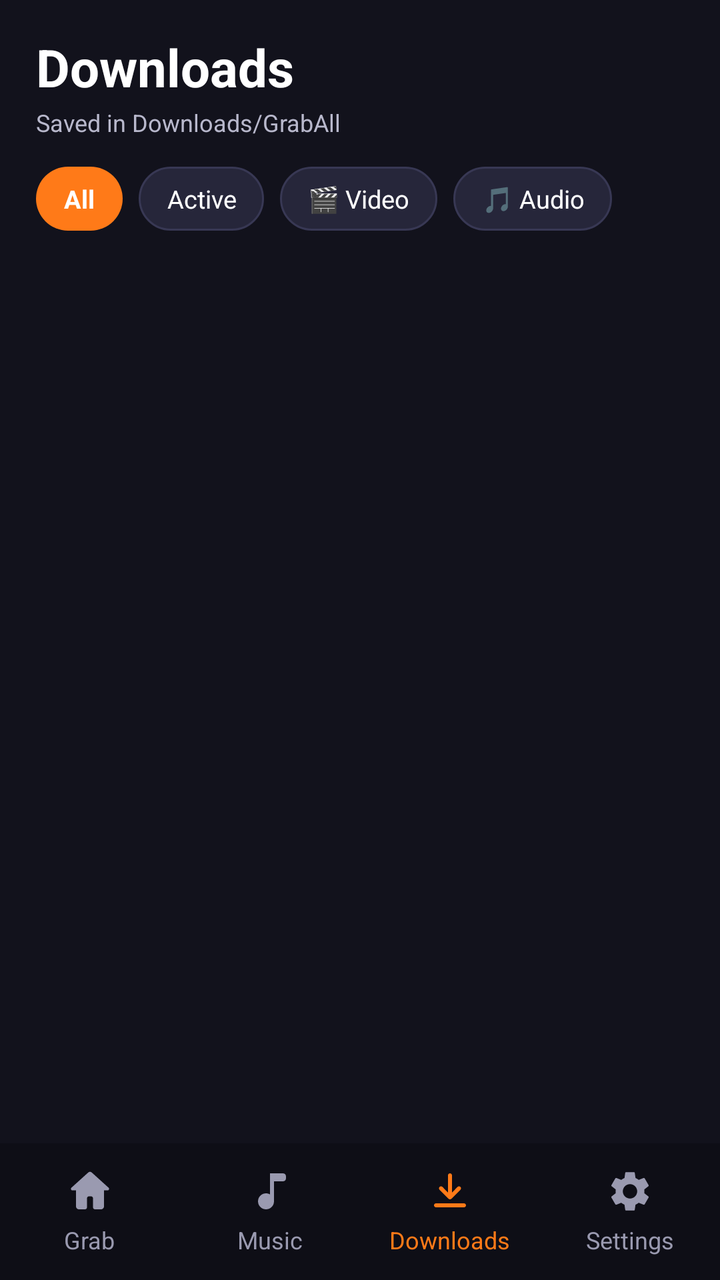
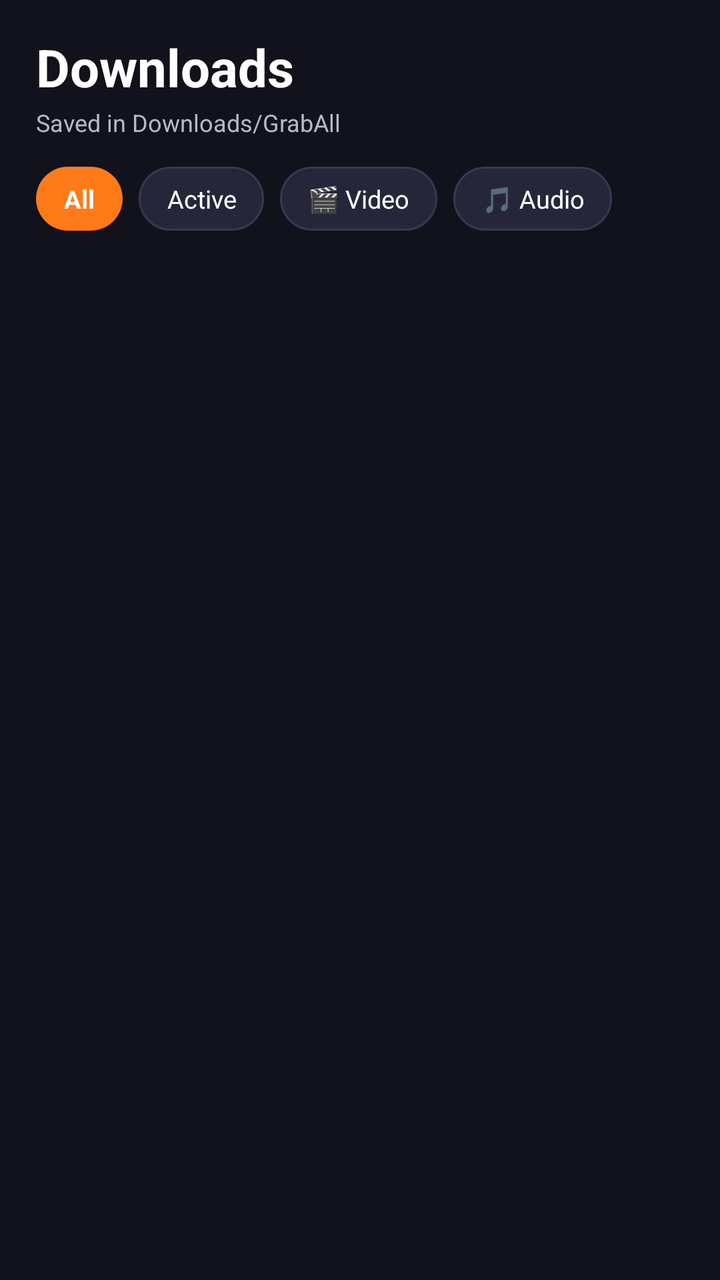

An Android layout rendered at two revisions. The XML below is the earlier revision; the diff shows what the commit changed to produce the second picture.
<!-- AndroidManifest.xml: application theme Theme.GrabAll -->
<!-- res/layout/activity_downloads.xml -->
<?xml version="1.0" encoding="utf-8"?>
<androidx.constraintlayout.widget.ConstraintLayout xmlns:android="http://schemas.android.com/apk/res/android"
    xmlns:app="http://schemas.android.com/apk/res-auto"
    android:layout_width="match_parent"
    android:layout_height="match_parent"
    android:background="@color/graball_bg">

    <LinearLayout
        android:id="@+id/bottomNav"
        android:layout_width="0dp"
        android:layout_height="wrap_content"
        android:background="@color/graball_nav"
        android:orientation="horizontal"
        android:paddingTop="12dp"
        android:paddingBottom="12dp"
        app:layout_constraintBottom_toBottomOf="parent"
        app:layout_constraintStart_toStartOf="parent"
        app:layout_constraintEnd_toEndOf="parent">

        <LinearLayout
            android:id="@+id/navGrab"
            android:layout_width="0dp"
            android:layout_height="wrap_content"
            android:layout_weight="1"
            android:gravity="center"
            android:orientation="vertical">

            <ImageView
                android:layout_width="24dp"
                android:layout_height="24dp"
                android:src="@drawable/ic_nav_grab"
                android:tint="@color/graball_tab_text" />

            <TextView
                android:layout_width="wrap_content"
                android:layout_height="wrap_content"
                android:layout_marginTop="4dp"
                android:text="@string/nav_grab"
                android:textColor="@color/graball_tab_text"
                android:textSize="12sp" />
        </LinearLayout>

        <LinearLayout
            android:id="@+id/navPlayer"
            android:layout_width="0dp"
            android:layout_height="wrap_content"
            android:layout_weight="1"
            android:gravity="center"
            android:orientation="vertical">

            <ImageView
                android:layout_width="24dp"
                android:layout_height="24dp"
                android:src="@drawable/ic_nav_player"
                android:tint="@color/graball_tab_text" />

            <TextView
                android:layout_width="wrap_content"
                android:layout_height="wrap_content"
                android:layout_marginTop="4dp"
                android:text="@string/nav_player"
                android:textColor="@color/graball_tab_text"
                android:textSize="12sp" />
        </LinearLayout>

        <LinearLayout
            android:id="@+id/navDownloads"
            android:layout_width="0dp"
            android:layout_height="wrap_content"
            android:layout_weight="1"
            android:gravity="center"
            android:orientation="vertical">

            <ImageView
                android:layout_width="24dp"
                android:layout_height="24dp"
                android:src="@drawable/ic_nav_downloads"
                android:tint="@color/graball_orange" />

            <TextView
                android:layout_width="wrap_content"
                android:layout_height="wrap_content"
                android:layout_marginTop="4dp"
                android:text="@string/nav_downloads"
                android:textColor="@color/graball_orange"
                android:textSize="12sp" />
        </LinearLayout>

        <LinearLayout
            android:id="@+id/navSettings"
            android:layout_width="0dp"
            android:layout_height="wrap_content"
            android:layout_weight="1"
            android:gravity="center"
            android:orientation="vertical">

            <ImageView
                android:layout_width="24dp"
                android:layout_height="24dp"
                android:src="@drawable/ic_nav_settings"
                android:tint="@color/graball_tab_text" />

            <TextView
                android:layout_width="wrap_content"
                android:layout_height="wrap_content"
                android:layout_marginTop="4dp"
                android:text="@string/nav_settings"
                android:textColor="@color/graball_tab_text"
                android:textSize="12sp" />
        </LinearLayout>
    </LinearLayout>

    <ScrollView
        android:id="@+id/contentScroll"
        android:layout_width="0dp"
        android:layout_height="0dp"
        app:layout_constraintTop_toTopOf="parent"
        app:layout_constraintBottom_toTopOf="@id/bottomNav"
        app:layout_constraintStart_toStartOf="parent"
        app:layout_constraintEnd_toEndOf="parent">

        <LinearLayout
            android:layout_width="match_parent"
            android:layout_height="wrap_content"
            android:orientation="vertical"
            android:paddingStart="18dp"
            android:paddingEnd="18dp"
            android:paddingTop="16dp"
            android:paddingBottom="18dp">

            
            <LinearLayout
                android:layout_width="match_parent"
                android:layout_height="wrap_content"
                android:gravity="center_vertical"
                android:orientation="horizontal">

                <LinearLayout
                    android:layout_width="0dp"
                    android:layout_height="wrap_content"
                    android:layout_weight="1"
                    android:orientation="vertical">

                    <TextView
                        android:layout_width="wrap_content"
                        android:layout_height="wrap_content"
                        android:text="@string/nav_downloads"
                        android:textColor="@color/graball_text"
                        android:textSize="26sp"
                        android:textStyle="bold" />

                    <TextView
                        android:id="@+id/downloadsCountSub"
                        android:layout_width="wrap_content"
                        android:layout_height="wrap_content"
                        android:layout_marginTop="2dp"
                        android:text="Saved in Downloads/GrabAll"
                        android:textColor="@color/graball_subtext"
                        android:textSize="12sp" />
                </LinearLayout>

                <TextView
                    android:id="@+id/btnClearCompleted"
                    android:layout_width="wrap_content"
                    android:layout_height="32dp"
                    android:background="@drawable/yt_chip_bg"
                    android:gravity="center"
                    android:paddingStart="12dp"
                    android:paddingEnd="12dp"
                    android:text="Clear Done"
                    android:textColor="@color/graball_text"
                    android:textSize="12sp"
                    android:textStyle="bold"
                    android:visibility="gone" />
            </LinearLayout>

            
            <HorizontalScrollView
                android:id="@+id/downloadsFilterScroll"
                android:layout_width="match_parent"
                android:layout_height="wrap_content"
                android:layout_marginTop="14dp"
                android:overScrollMode="never"
                android:scrollbars="none">

                <LinearLayout
                    android:layout_width="wrap_content"
                    android:layout_height="wrap_content"
                    android:orientation="horizontal">

                    <TextView
                        android:id="@+id/filterAll"
                        android:layout_width="wrap_content"
                        android:layout_height="32dp"
                        android:layout_marginEnd="8dp"
                        android:background="@drawable/yt_chip_selected"
                        android:gravity="center"
                        android:paddingStart="14dp"
                        android:paddingEnd="14dp"
                        android:text="All"
                        android:textColor="#FFFFFF"
                        android:textSize="12.5sp"
                        android:textStyle="bold" />

                    <TextView
                        android:id="@+id/filterActive"
                        android:layout_width="wrap_content"
                        android:layout_height="32dp"
                        android:layout_marginEnd="8dp"
                        android:background="@drawable/yt_chip_bg"
                        android:gravity="center"
                        android:paddingStart="14dp"
                        android:paddingEnd="14dp"
                        android:text="Active"
                        android:textColor="@color/graball_text"
                        android:textSize="12.5sp" />

                    <TextView
                        android:id="@+id/filterVideo"
                        android:layout_width="wrap_content"
                        android:layout_height="32dp"
                        android:layout_marginEnd="8dp"
                        android:background="@drawable/yt_chip_bg"
                        android:gravity="center"
                        android:paddingStart="14dp"
                        android:paddingEnd="14dp"
                        android:text="🎬 Video"
                        android:textColor="@color/graball_text"
                        android:textSize="12.5sp" />

                    <TextView
                        android:id="@+id/filterAudio"
                        android:layout_width="wrap_content"
                        android:layout_height="32dp"
                        android:background="@drawable/yt_chip_bg"
                        android:gravity="center"
                        android:paddingStart="14dp"
                        android:paddingEnd="14dp"
                        android:text="🎵 Audio"
                        android:textColor="@color/graball_text"
                        android:textSize="12.5sp" />
                </LinearLayout>
            </HorizontalScrollView>

            
            <LinearLayout
                android:id="@+id/downloadsEmptyBox"
                android:layout_width="match_parent"
                android:layout_height="wrap_content"
                android:layout_marginTop="28dp"
                android:background="@drawable/card_bg"
                android:gravity="center"
                android:orientation="vertical"
                android:padding="28dp"
                android:visibility="gone">

                <ImageView
                    android:layout_width="42dp"
                    android:layout_height="42dp"
                    android:alpha="0.7"
                    android:src="@drawable/ic_nav_downloads"
                    android:tint="@color/graball_orange" />

                <TextView
                    android:id="@+id/downloadsEmptyTitle"
                    android:layout_width="wrap_content"
                    android:layout_height="wrap_content"
                    android:layout_marginTop="12dp"
                    android:text="No downloads yet"
                    android:textColor="@color/graball_text"
                    android:textSize="16sp"
                    android:textStyle="bold" />

                <TextView
                    android:id="@+id/downloadsEmptySub"
                    android:layout_width="wrap_content"
                    android:layout_height="wrap_content"
                    android:layout_marginTop="6dp"
                    android:gravity="center"
                    android:text="Paste any video link on Grab or tap Download on a YouTube video to save it here."
                    android:textColor="@color/graball_subtext"
                    android:textSize="12.5sp" />
            </LinearLayout>

            <LinearLayout
                android:id="@+id/queueContainer"
                android:layout_width="match_parent"
                android:layout_height="wrap_content"
                android:layout_marginTop="14dp"
                android:orientation="vertical" />
        </LinearLayout>
    </ScrollView>

</androidx.constraintlayout.widget.ConstraintLayout>
<!-- resources referenced by this layout -->
<resources>
  <color name="graball_bg">#12121C</color>
  <color name="graball_nav">#0E0E16</color>
  <color name="graball_orange">#FF7A18</color>
  <color name="graball_subtext">#B8B8CC</color>
  <color name="graball_tab_text">#9A9AB0</color>
  <color name="graball_text">#FFFFFF</color>
  <!-- drawable card_bg (drawable) -->
  <shape xmlns:android="http://schemas.android.com/apk/res/android"
      android:shape="rectangle">
      <solid android:color="@color/graball_card" />
      <corners android:radius="20dp" />
  </shape>
  <!-- drawable ic_nav_grab (drawable) -->
  <vector xmlns:android="http://schemas.android.com/apk/res/android"
      android:width="24dp"
      android:height="24dp"
      android:viewportWidth="24"
      android:viewportHeight="24">
      <path
          android:fillColor="#FFFFFF"
          android:pathData="M11.1,2.6C11.6,2.1 12.4,2.1 12.9,2.6L21.3,10.2C21.8,10.7 21.5,11.5 20.8,11.5H19V19.5C19,20.3 18.3,21 17.5,21H14.5C14,21 13.5,20.6 13.5,20V15.5C13.5,14.9 13.1,14.5 12.5,14.5H11.5C10.9,14.5 10.5,14.9 10.5,15.5V20C10.5,20.6 10,21 9.5,21H6.5C5.7,21 5,20.3 5,19.5V11.5H3.2C2.5,11.5 2.2,10.7 2.7,10.2L11.1,2.6Z" />
  </vector>
  <!-- drawable ic_nav_player (drawable) -->
  <vector xmlns:android="http://schemas.android.com/apk/res/android"
      android:width="24dp"
      android:height="24dp"
      android:viewportWidth="24"
      android:viewportHeight="24">
      <path
          android:fillColor="#FFFFFF"
          android:pathData="M12,3V13.55C11.41,13.21 10.73,13 10,13C7.79,13 6,14.79 6,17C6,19.21 7.79,21 10,21C12.21,21 14,19.21 14,17V7H18.5C19.33,7 20,6.33 20,5.5V4.5C20,3.67 19.33,3 18.5,3H12Z" />
  </vector>
  <!-- drawable ic_nav_settings (drawable) -->
  <vector xmlns:android="http://schemas.android.com/apk/res/android"
      android:width="24dp"
      android:height="24dp"
      android:viewportWidth="24"
      android:viewportHeight="24">
      <path
          android:fillColor="#FFFFFF"
          android:pathData="M19.14,12.94C19.18,12.64 19.2,12.33 19.2,12C19.2,11.68 19.18,11.36 19.13,11.06L21.16,9.48C21.34,9.34 21.39,9.07 21.28,8.87L19.36,5.55C19.24,5.33 18.99,5.26 18.77,5.33L16.38,6.29C15.88,5.91 15.35,5.59 14.76,5.35L14.4,2.81C14.36,2.57 14.16,2.4 13.92,2.4H10.08C9.84,2.4 9.65,2.57 9.61,2.81L9.25,5.35C8.66,5.59 8.12,5.92 7.63,6.29L5.24,5.33C5.02,5.25 4.77,5.33 4.65,5.55L2.74,8.87C2.62,9.08 2.66,9.34 2.86,9.48L4.89,11.06C4.84,11.36 4.8,11.69 4.8,12C4.8,12.31 4.82,12.64 4.87,12.94L2.84,14.52C2.66,14.66 2.61,14.93 2.72,15.13L4.64,18.45C4.76,18.67 5.01,18.74 5.23,18.67L7.62,17.71C8.12,18.09 8.65,18.41 9.24,18.65L9.6,21.19C9.65,21.43 9.84,21.6 10.08,21.6H13.92C14.16,21.6 14.36,21.43 14.39,21.19L14.75,18.65C15.34,18.41 15.88,18.09 16.37,17.71L18.76,18.67C18.98,18.75 19.23,18.67 19.35,18.45L21.27,15.13C21.39,14.91 21.34,14.66 21.15,14.52L19.14,12.94ZM12,15.6C10.02,15.6 8.4,13.98 8.4,12C8.4,10.02 10.02,8.4 12,8.4C13.98,8.4 15.6,10.02 15.6,12C15.6,13.98 13.98,15.6 12,15.6Z" />
  </vector>
  <!-- drawable yt_chip_bg (drawable) -->
  <?xml version="1.0" encoding="utf-8"?>
  <shape xmlns:android="http://schemas.android.com/apk/res/android">
      <solid android:color="#26263A" />
      <stroke android:width="1dp" android:color="#383854" />
      <corners android:radius="18dp" />
  </shape>
  <!-- drawable yt_chip_selected (drawable) -->
  <?xml version="1.0" encoding="utf-8"?>
  <shape xmlns:android="http://schemas.android.com/apk/res/android">
      <solid android:color="@color/graball_orange" />
      <corners android:radius="18dp" />
  </shape>
  <string name="nav_downloads">Downloads</string>
  <string name="nav_grab">Grab</string>
  <string name="nav_player">Music</string>
  <string name="nav_settings">Settings</string>
  <style name="Theme.GrabAll" parent="Theme.AppCompat.DayNight.NoActionBar">
          <item name="android:statusBarColor">@color/graball_nav</item>
          <item name="android:navigationBarColor">@color/graball_nav</item>
          <item name="colorAccent">@color/graball_orange</item>
      </style>
  <color name="graball_card">#1E1E2E</color>
  <!-- unchanged entries left out for length: 1 -->
</resources>

<!-- the commit's change to res/layout/activity_downloads.xml (unified diff, before → after) -->
@@ -5,117 +5,12 @@
     android:layout_height="match_parent"
     android:background="@color/graball_bg">
 
-    <LinearLayout
-        android:id="@+id/bottomNav"
-        android:layout_width="0dp"
-        android:layout_height="wrap_content"
-        android:background="@color/graball_nav"
-        android:orientation="horizontal"
-        android:paddingTop="12dp"
-        android:paddingBottom="12dp"
-        app:layout_constraintBottom_toBottomOf="parent"
-        app:layout_constraintStart_toStartOf="parent"
-        app:layout_constraintEnd_toEndOf="parent">
-
-        <LinearLayout
-            android:id="@+id/navGrab"
-            android:layout_width="0dp"
-            android:layout_height="wrap_content"
-            android:layout_weight="1"
-            android:gravity="center"
-            android:orientation="vertical">
-
-            <ImageView
-                android:layout_width="24dp"
-                android:layout_height="24dp"
-                android:src="@drawable/ic_nav_grab"
-                android:tint="@color/graball_tab_text" />
-
-            <TextView
-                android:layout_width="wrap_content"
-                android:layout_height="wrap_content"
-                android:layout_marginTop="4dp"
-                android:text="@string/nav_grab"
-                android:textColor="@color/graball_tab_text"
-                android:textSize="12sp" />
-        </LinearLayout>
-
-        <LinearLayout
-            android:id="@+id/navPlayer"
-            android:layout_width="0dp"
-            android:layout_height="wrap_content"
-            android:layout_weight="1"
-            android:gravity="center"
-            android:orientation="vertical">
-
-            <ImageView
-                android:layout_width="24dp"
-                android:layout_height="24dp"
-                android:src="@drawable/ic_nav_player"
-                android:tint="@color/graball_tab_text" />
-
-            <TextView
-                android:layout_width="wrap_content"
-                android:layout_height="wrap_content"
-                android:layout_marginTop="4dp"
-                android:text="@string/nav_player"
-                android:textColor="@color/graball_tab_text"
-                android:textSize="12sp" />
-        </LinearLayout>
-
-        <LinearLayout
-            android:id="@+id/navDownloads"
-            android:layout_width="0dp"
-            android:layout_height="wrap_content"
-            android:layout_weight="1"
-            android:gravity="center"
-            android:orientation="vertical">
-
-            <ImageView
-                android:layout_width="24dp"
-                android:layout_height="24dp"
-                android:src="@drawable/ic_nav_downloads"
-                android:tint="@color/graball_orange" />
-
-            <TextView
-                android:layout_width="wrap_content"
-                android:layout_height="wrap_content"
-                android:layout_marginTop="4dp"
-                android:text="@string/nav_downloads"
-                android:textColor="@color/graball_orange"
-                android:textSize="12sp" />
-        </LinearLayout>
-
-        <LinearLayout
-            android:id="@+id/navSettings"
-            android:layout_width="0dp"
-            android:layout_height="wrap_content"
-            android:layout_weight="1"
-            android:gravity="center"
-            android:orientation="vertical">
-
-            <ImageView
-                android:layout_width="24dp"
-                android:layout_height="24dp"
-                android:src="@drawable/ic_nav_settings"
-                android:tint="@color/graball_tab_text" />
-
-            <TextView
-                android:layout_width="wrap_content"
-                android:layout_height="wrap_content"
-                android:layout_marginTop="4dp"
-                android:text="@string/nav_settings"
-                android:textColor="@color/graball_tab_text"
-                android:textSize="12sp" />
-        </LinearLayout>
-    </LinearLayout>
-
     <ScrollView
         android:id="@+id/contentScroll"
         android:layout_width="0dp"
         android:layout_height="0dp"
         app:layout_constraintTop_toTopOf="parent"
-        app:layout_constraintBottom_toTopOf="@id/bottomNav"
+        app:layout_constraintBottom_toBottomOf="parent"
         app:layout_constraintStart_toStartOf="parent"
         app:layout_constraintEnd_toEndOf="parent">
 
<!-- resource entries referenced after the edit -->
@@ -4,7 +4,6 @@
   <color name="graball_nav">#0E0E16</color>
   <color name="graball_orange">#FF7A18</color>
   <color name="graball_subtext">#B8B8CC</color>
-  <color name="graball_tab_text">#9A9AB0</color>
   <color name="graball_text">#FFFFFF</color>
   <!-- drawable card_bg (drawable) -->
   <shape xmlns:android="http://schemas.android.com/apk/res/android"
@@ -12,36 +11,6 @@
       <solid android:color="@color/graball_card" />
       <corners android:radius="20dp" />
   </shape>
-  <!-- drawable ic_nav_grab (drawable) -->
-  <vector xmlns:android="http://schemas.android.com/apk/res/android"
-      android:width="24dp"
-      android:height="24dp"
-      android:viewportWidth="24"
-      android:viewportHeight="24">
-      <path
-          android:fillColor="#FFFFFF"
-          android:pathData="M11.1,2.6C11.6,2.1 12.4,2.1 12.9,2.6L21.3,10.2C21.8,10.7 21.5,11.5 20.8,11.5H19V19.5C19,20.3 18.3,21 17.5,21H14.5C14,21 13.5,20.6 13.5,20V15.5C13.5,14.9 13.1,14.5 12.5,14.5H11.5C10.9,14.5 10.5,14.9 10.5,15.5V20C10.5,20.6 10,21 9.5,21H6.5C5.7,21 5,20.3 5,19.5V11.5H3.2C2.5,11.5 2.2,10.7 2.7,10.2L11.1,2.6Z" />
-  </vector>
-  <!-- drawable ic_nav_player (drawable) -->
-  <vector xmlns:android="http://schemas.android.com/apk/res/android"
-      android:width="24dp"
-      android:height="24dp"
-      android:viewportWidth="24"
-      android:viewportHeight="24">
-      <path
-          android:fillColor="#FFFFFF"
-          android:pathData="M12,3V13.55C11.41,13.21 10.73,13 10,13C7.79,13 6,14.79 6,17C6,19.21 7.79,21 10,21C12.21,21 14,19.21 14,17V7H18.5C19.33,7 20,6.33 20,5.5V4.5C20,3.67 19.33,3 18.5,3H12Z" />
-  </vector>
-  <!-- drawable ic_nav_settings (drawable) -->
-  <vector xmlns:android="http://schemas.android.com/apk/res/android"
-      android:width="24dp"
-      android:height="24dp"
-      android:viewportWidth="24"
-      android:viewportHeight="24">
-      <path
-          android:fillColor="#FFFFFF"
-          android:pathData="M19.14,12.94C19.18,12.64 19.2,12.33 19.2,12C19.2,11.68 19.18,11.36 19.13,11.06L21.16,9.48C21.34,9.34 21.39,9.07 21.28,8.87L19.36,5.55C19.24,5.33 18.99,5.26 18.77,5.33L16.38,6.29C15.88,5.91 15.35,5.59 14.76,5.35L14.4,2.81C14.36,2.57 14.16,2.4 13.92,2.4H10.08C9.84,2.4 9.65,2.57 9.61,2.81L9.25,5.35C8.66,5.59 8.12,5.92 7.63,6.29L5.24,5.33C5.02,5.25 4.77,5.33 4.65,5.55L2.74,8.87C2.62,9.08 2.66,9.34 2.86,9.48L4.89,11.06C4.84,11.36 4.8,11.69 4.8,12C4.8,12.31 4.82,12.64 4.87,12.94L2.84,14.52C2.66,14.66 2.61,14.93 2.72,15.13L4.64,18.45C4.76,18.67 5.01,18.74 5.23,18.67L7.62,17.71C8.12,18.09 8.65,18.41 9.24,18.65L9.6,21.19C9.65,21.43 9.84,21.6 10.08,21.6H13.92C14.16,21.6 14.36,21.43 14.39,21.19L14.75,18.65C15.34,18.41 15.88,18.09 16.37,17.71L18.76,18.67C18.98,18.75 19.23,18.67 19.35,18.45L21.27,15.13C21.39,14.91 21.34,14.66 21.15,14.52L19.14,12.94ZM12,15.6C10.02,15.6 8.4,13.98 8.4,12C8.4,10.02 10.02,8.4 12,8.4C13.98,8.4 15.6,10.02 15.6,12C15.6,13.98 13.98,15.6 12,15.6Z" />
-  </vector>
   <!-- drawable yt_chip_bg (drawable) -->
   <?xml version="1.0" encoding="utf-8"?>
   <shape xmlns:android="http://schemas.android.com/apk/res/android">
@@ -56,9 +25,6 @@
       <corners android:radius="18dp" />
   </shape>
   <string name="nav_downloads">Downloads</string>
-  <string name="nav_grab">Grab</string>
-  <string name="nav_player">Music</string>
-  <string name="nav_settings">Settings</string>
   <style name="Theme.GrabAll" parent="Theme.AppCompat.DayNight.NoActionBar">
           <item name="android:statusBarColor">@color/graball_nav</item>
           <item name="android:navigationBarColor">@color/graball_nav</item>
